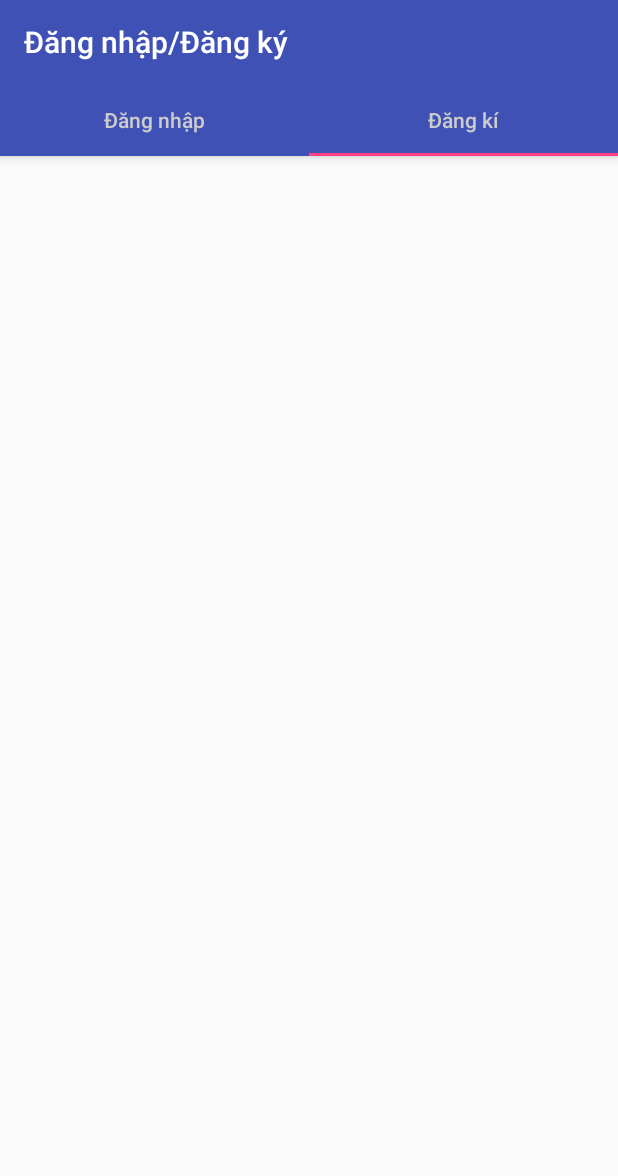
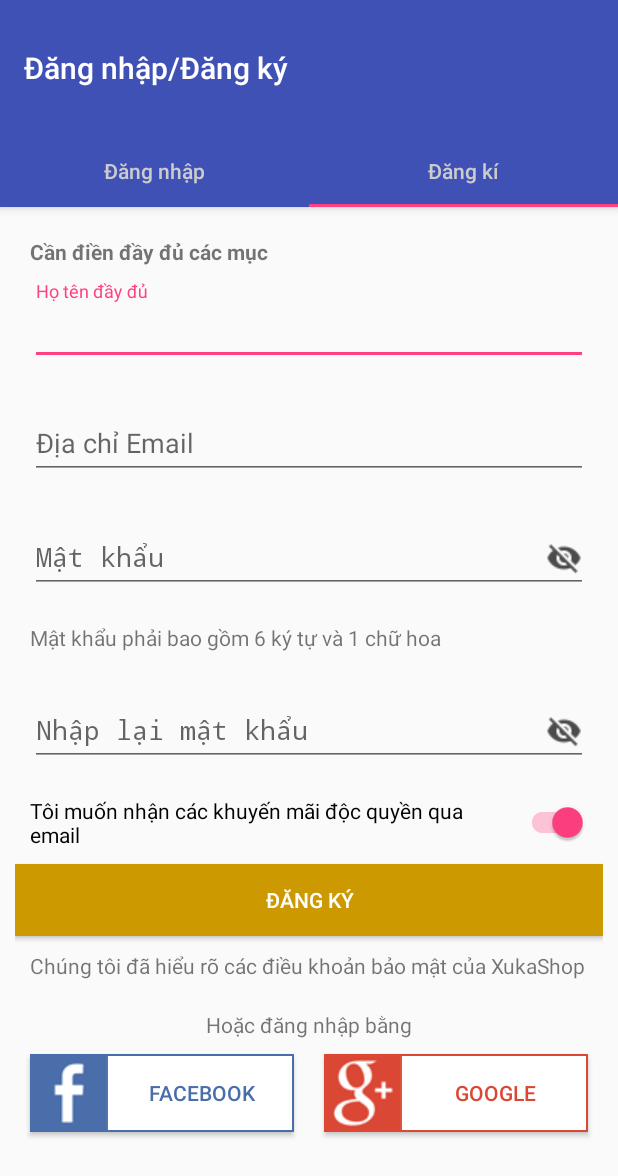
Before and after one commit to quocthangit247/xukashop, an Android app: the DangNhapActivity screen opened directly, with no data from a screen before it, tab 2 chosen, on a phone screen of 412 x 824 dp. Shown: the top 1176 px of the screen. Run offline under Robolectric (Android 15) with nearby library versions, the phone set to English and light mode, and no system bars; libraries missing offline, so code that uses them is left out: com.facebook, com.facebook.login; 2 statements that could not run were skipped.

Commit message:
v18 fixed

```diff
--- a/app/src/main/java/com/rainbow007/xukashop/View/DangNhap/Fragment/FragmentDangKi.java
+++ b/app/src/main/java/com/rainbow007/xukashop/View/DangNhap/Fragment/FragmentDangKi.java
@@ -7,11 +7,14 @@ import android.view.LayoutInflater;
 import android.view.View;
 import android.view.ViewGroup;
 
+import com.rainbow007.xukashop.R;
+
 public class FragmentDangKi extends Fragment {
 
     @Nullable
     @Override
     public View onCreateView(LayoutInflater inflater, @Nullable ViewGroup container, @Nullable Bundle savedInstanceState) {
-        return super.onCreateView(inflater, container, savedInstanceState);
+        View view = inflater.inflate(R.layout.layout_fragment_dangky, container, false);
+        return view;
     }
 }
--- a/app/src/main/res/layout/layout_dangnhap.xml
+++ b/app/src/main/res/layout/layout_dangnhap.xml
@@ -1,38 +1,43 @@
 <?xml version="1.0" encoding="utf-8"?>
-<LinearLayout xmlns:android="http://schemas.android.com/apk/res/android"
+<android.support.design.widget.CoordinatorLayout
+    xmlns:android="http://schemas.android.com/apk/res/android"
     xmlns:app="http://schemas.android.com/apk/res-auto"
     android:layout_width="match_parent"
     android:layout_height="match_parent"
-    android:orientation="vertical">
-
+    android:fitsSystemWindows="true"
+    >
 
     <android.support.design.widget.AppBarLayout
         android:layout_width="match_parent"
-        android:layout_height="wrap_content">
+        android:layout_height="wrap_content"
+        android:fitsSystemWindows="true"
+        >
 
         <android.support.v7.widget.Toolbar
             android:id="@+id/toolBarDangNhap"
             android:layout_width="match_parent"
-            android:layout_height="?attr/actionBarSize">
-
-        </android.support.v7.widget.Toolbar>
+            android:layout_height="90dp"
+            app:layout_scrollFlags="scroll|enterAlways"
+            />
 
         <android.support.design.widget.TabLayout
             android:id="@+id/tabDangNhap"
             android:layout_width="match_parent"
             android:layout_height="wrap_content"
+            app:tabTextColor="@color/colorGray"
             app:tabTextAppearance="@style/capfalse"
-            app:tabTextColor="@color/colorGray">
+            >
 
         </android.support.design.widget.TabLayout>
     </android.support.design.widget.AppBarLayout>
 
-
     <android.support.v4.view.ViewPager
         android:id="@+id/viewPagerDangNhap"
         android:layout_width="match_parent"
-        android:layout_height="match_parent">
+        android:layout_height="match_parent"
+        app:layout_behavior="@string/appbar_scrolling_view_behavior"
+        >
 
     </android.support.v4.view.ViewPager>
 
-</LinearLayout>
+</android.support.design.widget.CoordinatorLayout>
--- /dev/null
+++ b/app/src/main/res/layout/layout_fragment_dangky.xml
@@ -0,0 +1,148 @@
+<?xml version="1.0" encoding="utf-8"?>
+
+<android.support.v4.widget.NestedScrollView
+    xmlns:android="http://schemas.android.com/apk/res/android"
+    xmlns:app="http://schemas.android.com/apk/res-auto"
+    android:layout_width="match_parent"
+    android:layout_height="match_parent"
+    >
+
+    <LinearLayout xmlns:android="http://schemas.android.com/apk/res/android"
+        xmlns:app="http://schemas.android.com/apk/res-auto"
+        android:layout_width="match_parent"
+        android:layout_height="match_parent"
+        android:orientation="vertical"
+        android:padding="10dp">
+
+        <TextView
+            android:layout_width="wrap_content"
+            android:layout_height="wrap_content"
+            android:text="Cần điền đầy đủ các mục"
+            android:textStyle="bold"
+            android:layout_marginTop="10dp"
+            android:layout_marginLeft="10dp"
+            android:layout_marginRight="10dp"
+            />
+
+        <android.support.design.widget.TextInputLayout
+            android:id="@+id/input_edHoTenDK"
+            android:layout_width="match_parent"
+            android:layout_height="wrap_content"
+            android:layout_margin="10dp">
+
+            <EditText
+                android:id="@+id/edHoTenDK"
+                android:layout_width = "match_parent"
+                android:layout_height = "wrap_content"
+                android:hint="Họ tên đầy đủ"/>
+        </android.support.design.widget.TextInputLayout>
+
+        <android.support.design.widget.TextInputLayout
+            android:id="@+id/input_edDiaChiEmailDK"
+            android:layout_width="match_parent"
+            android:layout_height="wrap_content"
+            android:layout_margin="10dp">
+
+            <EditText
+                android:id="@+id/edDiaChiEmailDK"
+                android:layout_width = "match_parent"
+                android:layout_height = "wrap_content"
+                android:hint="Địa chỉ Email"/>
+        </android.support.design.widget.TextInputLayout>
+
+        <android.support.design.widget.TextInputLayout
+            android:id="@+id/input_edMatKhauDK"
+            android:layout_width="match_parent"
+            android:layout_height="wrap_content"
+            android:layout_margin="10dp">
+
+            <com.rainbow007.xukashop.CustomView.PasswordEditText
+                android:id="@+id/edMatKhauDK"
+                android:layout_width = "match_parent"
+                android:layout_height = "wrap_content"
+                android:hint="Mật khẩu"
+                app:useStrike="true"/>
+        </android.support.design.widget.TextInputLayout>
+
+        <TextView
+            android:layout_width="wrap_content"
+            android:layout_height="wrap_content"
+            android:text="Mật khẩu phải bao gồm 6 ký tự và 1 chữ hoa"
+            android:layout_margin="10dp"
+            />
+
+        <android.support.design.widget.TextInputLayout
+            android:id="@+id/input_edNhapLaiMatKhauDK"
+            android:layout_width="match_parent"
+            android:layout_height="wrap_content"
+            android:layout_margin="10dp">
+
+            <com.rainbow007.xukashop.CustomView.PasswordEditText
+                android:id="@+id/edNhapLaiMatKhauDK"
+                android:layout_width = "match_parent"
+                android:layout_height = "wrap_content"
+                android:hint="Nhập lại mật khẩu"
+                app:useStrike="true"/>
+        </android.support.design.widget.TextInputLayout>
+
+        <android.support.v7.widget.SwitchCompat
+            android:layout_width="match_parent"
+            android:layout_height="wrap_content"
+            android:text="Tôi muốn nhận các khuyến mãi độc quyền qua email"
+            android:checked="true"
+            android:layout_margin="10dp"
+            />
+
+        <Button
+            android:layout_width="match_parent"
+            android:layout_height="wrap_content"
+            android:text="Đăng ký"
+            android:padding="10dp"
+            android:background="@color/logo"
+            />
+
+        <TextView
+            android:layout_width="wrap_content"
+            android:layout_height="wrap_content"
+            android:text="Chúng tôi đã hiểu rõ các điều khoản bảo mật của XukaShop"
+            android:layout_margin="10dp"
+            />
+
+        <TextView
+            android:layout_width="match_parent"
+            android:layout_height="wrap_content"
+            android:layout_marginTop="10dp"
+            android:gravity="center"
+            android:text="Hoặc đăng nhập bằng" />
+
+        <LinearLayout
+            android:layout_width="match_parent"
+            android:layout_height="wrap_content"
+            android:orientation="horizontal">
+
+            <Button
+                android:id="@+id/btnDangNhapFB"
+                android:layout_width="match_parent"
+                android:layout_height="wrap_content"
+                android:layout_margin="10dp"
+                android:layout_weight="1"
+                android:background="@drawable/border_fb"
+                android:drawableLeft="@drawable/facebookiconsmall"
+                android:text="Facebook"
+                android:textColor="@color/colorFB" />
+
+            <Button
+                android:id="@+id/btnDangNhapGG"
+                android:layout_width="match_parent"
+                android:layout_height="wrap_content"
+                android:layout_margin="10dp"
+                android:layout_weight="1"
+                android:background="@drawable/border_gg"
+                android:drawableLeft="@drawable/googleplussmall"
+                android:text="google"
+                android:textColor="@color/colorGG" />
+
+        </LinearLayout>
+
+    </LinearLayout>
+</android.support.v4.widget.NestedScrollView>
--- a/build.gradle
+++ b/build.gradle
@@ -8,7 +8,7 @@ buildscript {
         mavenCentral()
     }
     dependencies {
-        classpath 'com.android.tools.build:gradle:3.1.1'
+        classpath 'com.android.tools.build:gradle:3.1.2'
 
 
         // NOTE: Do not place your application dependencies here; they belong
```
Also changed, not shown: app/src/main/java/com/rainbow007/xukashop/View/TrangChu/TrangChuActivity.java (+24 -1 lines), app/src/main/res/layout/trangchu_layout.xml (+33 -23 lines), 684 other files.
